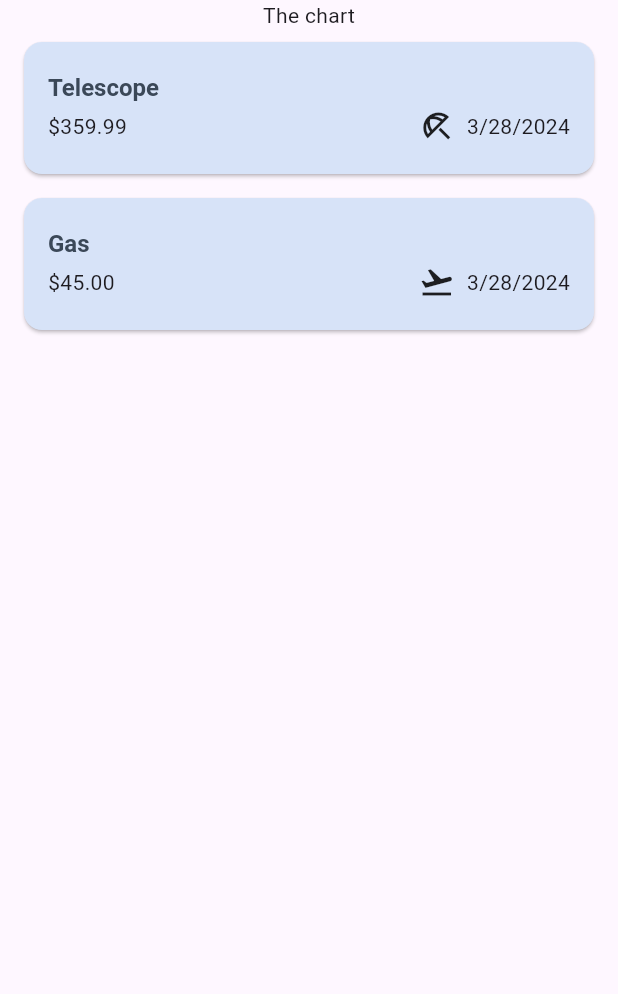
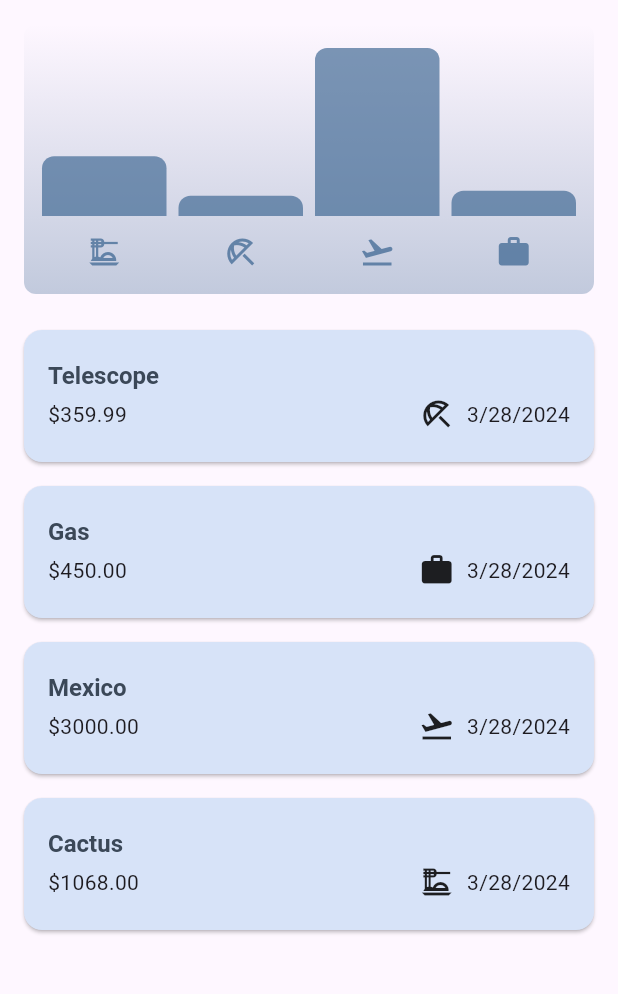
Before and after one commit to SheeloveDol/expense-tracker, a Flutter app: the screen it shows after launch, on a phone screen of 412 x 824 dp, the part 84-1078 px from its top. Run offline on Flutter 3.47's test engine with Material 3 defaults, Android fonts, the phone set to English and light mode, and no system bars.

Commit message:
Created chart and chartBar widgets and implemented them

```diff
--- a/lib/models/expense.dart
+++ b/lib/models/expense.dart
@@ -37,3 +37,30 @@ class Expense {
   // using a getter with arrow syntax to format the date
   String get formattedDate => formatter.format(date);
 }
+
+// creating an expense bucket model
+class ExpenseBucket {
+  const ExpenseBucket({
+    required this.category,
+    required this.expenses,
+  });
+
+// creating a named constructor to filter the expenses based on the category
+  ExpenseBucket.forCategory(List<Expense> allExpenses, this.category)
+      : expenses = allExpenses
+            .where((expense) => expense.category == category)
+            .toList();
+
+  final Category category;
+  final List<Expense> expenses;
+
+  // creating a getter to calculate the total amount of expenses in the bucket
+  double get totalExpenses {
+    double sum = 0;
+
+    for (final expense in expenses) {
+      sum += expense.amount;
+    }
+    return sum;
+  }
+}
--- /dev/null
+++ b/lib/widgets/chart/chart.dart
@@ -0,0 +1,95 @@
+import 'package:flutter/material.dart';
+
+import 'package:expense_tracker/widgets/chart/chart_bar.dart';
+import 'package:expense_tracker/models/expense.dart';
+
+class Chart extends StatelessWidget {
+  const Chart({super.key, required this.expenses});
+
+  final List<Expense> expenses;
+
+  List<ExpenseBucket> get buckets {
+    return [
+      ExpenseBucket.forCategory(expenses, Category.food),
+      ExpenseBucket.forCategory(expenses, Category.leisure),
+      ExpenseBucket.forCategory(expenses, Category.travel),
+      ExpenseBucket.forCategory(expenses, Category.work),
+    ];
+  }
+
+  double get maxTotalExpense {
+    double maxTotalExpense = 0;
+
+    for (final bucket in buckets) {
+      if (bucket.totalExpenses > maxTotalExpense) {
+        maxTotalExpense = bucket.totalExpenses;
+      }
+    }
+
+    return maxTotalExpense;
+  }
+
+  @override
+  Widget build(BuildContext context) {
+    final isDarkMode =
+        MediaQuery.of(context).platformBrightness == Brightness.dark;
+    return Container(
+      margin: const EdgeInsets.all(16),
+      padding: const EdgeInsets.symmetric(
+        vertical: 16,
+        horizontal: 8,
+      ),
+      width: double.infinity,
+      height: 180,
+      decoration: BoxDecoration(
+        borderRadius: BorderRadius.circular(8),
+        gradient: LinearGradient(
+          colors: [
+            Theme.of(context).colorScheme.primary.withOpacity(0.3),
+            Theme.of(context).colorScheme.primary.withOpacity(0.0)
+          ],
+          begin: Alignment.bottomCenter,
+          end: Alignment.topCenter,
+        ),
+      ),
+      child: Column(
+        children: [
+          Expanded(
+            child: Row(
+              crossAxisAlignment: CrossAxisAlignment.end,
+              children: [
+                for (final bucket in buckets) // alternative to map()
+                  ChartBar(
+                    fill: bucket.totalExpenses == 0
+                        ? 0
+                        : bucket.totalExpenses / maxTotalExpense,
+                  )
+              ],
+            ),
+          ),
+          const SizedBox(height: 12),
+          Row(
+            children: buckets
+                .map(
+                  (bucket) => Expanded(
+                    child: Padding(
+                      padding: const EdgeInsets.symmetric(horizontal: 4),
+                      child: Icon(
+                        categoryIcons[bucket.category],
+                        color: isDarkMode
+                            ? Theme.of(context).colorScheme.secondary
+                            : Theme.of(context)
+                                .colorScheme
+                                .primary
+                                .withOpacity(0.7),
+                      ),
+                    ),
+                  ),
+                )
+                .toList(),
+          )
+        ],
+      ),
+    );
+  }
+}
--- /dev/null
+++ b/lib/widgets/chart/chart_bar.dart
@@ -0,0 +1,34 @@
+import 'package:flutter/material.dart';
+
+class ChartBar extends StatelessWidget {
+  const ChartBar({
+    super.key,
+    required this.fill,
+  });
+
+  final double fill;
+
+  @override
+  Widget build(BuildContext context) {
+    final isDarkMode =
+        MediaQuery.of(context).platformBrightness == Brightness.dark;
+    return Expanded(
+      child: Padding(
+        padding: const EdgeInsets.symmetric(horizontal: 4),
+        child: FractionallySizedBox(
+          heightFactor: fill,
+          child: DecoratedBox(
+            decoration: BoxDecoration(
+              shape: BoxShape.rectangle,
+              borderRadius:
+                  const BorderRadius.vertical(top: Radius.circular(8)),
+              color: isDarkMode
+                  ? Theme.of(context).colorScheme.secondary
+                  : Theme.of(context).colorScheme.primary.withOpacity(0.65),
+            ),
+          ),
+        ),
+      ),
+    );
+  }
+}
--- a/lib/widgets/expenses.dart
+++ b/lib/widgets/expenses.dart
@@ -1,3 +1,4 @@
+import 'package:expense_tracker/widgets/chart/chart.dart';
 import 'package:expense_tracker/widgets/expenses_list/expenses_list.dart';
 import 'package:expense_tracker/models/expense.dart';
 import 'package:expense_tracker/widgets/new_expense.dart';
@@ -21,9 +22,21 @@ class _ExpensesState extends State<Expenses> {
     ),
     Expense(
       title: 'Gas',
-      amount: 45.00,
+      amount: 450.00,
+      date: DateTime.now(),
+      category: Category.work,
+    ),
+    Expense(
+      title: 'Mexico',
+      amount: 3000.00,
       date: DateTime.now(),
       category: Category.travel,
+    ),
+    Expense(
+      title: 'Cactus',
+      amount: 1068.00,
+      date: DateTime.now(),
+      category: Category.food,
     ),
   ];
 
@@ -94,7 +107,9 @@ class _ExpensesState extends State<Expenses> {
       ),
       body: Column(
         children: [
-          const Text('The chart'),
+          Chart(
+              expenses:
+                  _recentExpenses), // Passing the list of expenses to the Chart widget
           Expanded(
             child: mainContent,
           ), // Passing the list of expenses to the ExpensesList widget
```
